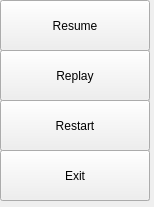
Before: the Qt Designer form src/pause_menu.ui in cultsauce/ICP-pacman, drawn with Qt 5.
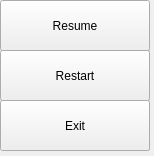
After: the same form once the commit is applied.

The edit to the form file:
```diff
--- a/src/pause_menu.ui
+++ b/src/pause_menu.ui
@@ -10,7 +10,7 @@
     <x>0</x>
     <y>0</y>
     <width>154</width>
-    <height>207</height>
+    <height>156</height>
    </rect>
   </property>
   <property name="windowTitle">
@@ -31,7 +31,7 @@
      <x>0</x>
      <y>0</y>
      <width>150</width>
-     <height>201</height>
+     <height>151</height>
     </rect>
    </property>
    <property name="title">
@@ -47,7 +47,7 @@
      </rect>
     </property>
     <property name="text">
-     <string>Replay</string>
+     <string>Restart</string>
     </property>
    </widget>
    <widget class="QPushButton" name="pushButton_3">
@@ -55,19 +55,6 @@
      <rect>
       <x>0</x>
       <y>100</y>
-      <width>150</width>
-      <height>51</height>
-     </rect>
-    </property>
-    <property name="text">
-     <string>Restart</string>
-    </property>
-   </widget>
-   <widget class="QPushButton" name="pushButton_4">
-    <property name="geometry">
-     <rect>
-      <x>0</x>
-      <y>150</y>
       <width>150</width>
       <height>51</height>
      </rect>
```
